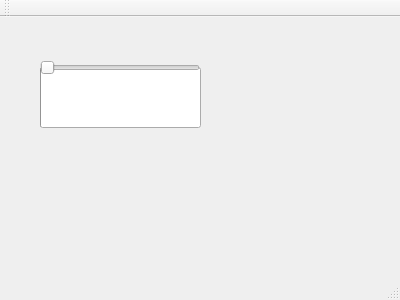
Qt form mainwindow.ui (connorvhennen/GradeCalculator) before a commit.
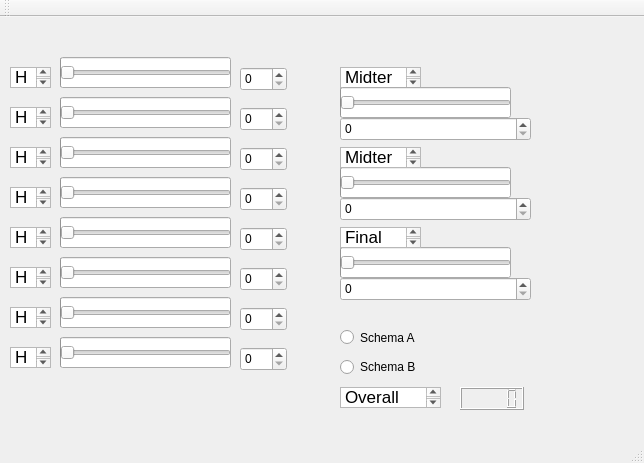
The same form after that commit.

The edit to the form file:
```diff
--- a/mainwindow.ui
+++ b/mainwindow.ui
@@ -6,23 +6,32 @@
    <rect>
     <x>0</x>
     <y>0</y>
-    <width>400</width>
-    <height>300</height>
+    <width>644</width>
+    <height>463</height>
    </rect>
   </property>
   <property name="windowTitle">
    <string>MainWindow</string>
   </property>
+  <property name="autoFillBackground">
+   <bool>true</bool>
+  </property>
   <widget class="QWidget" name="centralWidget">
    <widget class="QProgressBar" name="progressBar">
     <property name="geometry">
      <rect>
-      <x>40</x>
-      <y>50</y>
-      <width>161</width>
-      <height>61</height>
+      <x>60</x>
+      <y>40</y>
+      <width>171</width>
+      <height>31</height>
      </rect>
     </property>
+    <property name="maximumSize">
+     <size>
+      <width>171</width>
+      <height>16777215</height>
+     </size>
+    </property>
     <property name="font">
      <font>
       <family>Apple Braille</family>
@@ -52,16 +61,1082 @@
    <widget class="QSlider" name="horizontalSlider">
     <property name="geometry">
      <rect>
-      <x>40</x>
+      <x>60</x>
       <y>40</y>
-      <width>160</width>
-      <height>22</height>
+      <width>171</width>
+      <height>31</height>
      </rect>
     </property>
+    <property name="autoFillBackground">
+     <bool>false</bool>
+    </property>
+    <property name="maximum">
+     <number>100</number>
+    </property>
     <property name="orientation">
      <enum>Qt::Horizontal</enum>
     </property>
    </widget>
+   <widget class="QTextBrowser" name="hw1TextBox">
+    <property name="geometry">
+     <rect>
+      <x>10</x>
+      <y>50</y>
+      <width>41</width>
+      <height>21</height>
+     </rect>
+    </property>
+    <property name="autoFillBackground">
+     <bool>true</bool>
+    </property>
+    <property name="styleSheet">
+     <string notr="true">
+
+hw1TextBox -&gt; QTextEdit { selection-background-color: black }</string>
+    </property>
+    <property name="html">
+     <string>&lt;!DOCTYPE HTML PUBLIC &quot;-//W3C//DTD HTML 4.0//EN&quot; &quot;http://www.w3.org/TR/REC-html40/strict.dtd&quot;&gt;
+&lt;html&gt;&lt;head&gt;&lt;meta name=&quot;qrichtext&quot; content=&quot;1&quot; /&gt;&lt;style type=&quot;text/css&quot;&gt;
+p, li { white-space: pre-wrap; }
+&lt;/style&gt;&lt;/head&gt;&lt;body style=&quot; font-family:'.SF NS Text'; font-size:13pt; font-weight:400; font-style:normal;&quot;&gt;
+&lt;p style=&quot; margin-top:0px; margin-bottom:0px; margin-left:0px; margin-right:0px; -qt-block-indent:0; text-indent:0px;&quot;&gt;&lt;span style=&quot; font-family:'Al Bayan';&quot;&gt;Hw 1&lt;/span&gt;&lt;/p&gt;&lt;/body&gt;&lt;/html&gt;</string>
+    </property>
+   </widget>
+   <widget class="QSpinBox" name="spinBox">
+    <property name="geometry">
+     <rect>
+      <x>240</x>
+      <y>50</y>
+      <width>47</width>
+      <height>24</height>
+     </rect>
+    </property>
+    <property name="maximum">
+     <number>100</number>
+    </property>
+   </widget>
+   <widget class="QSlider" name="horizontalSlider_2">
+    <property name="geometry">
+     <rect>
+      <x>60</x>
+      <y>80</y>
+      <width>171</width>
+      <height>31</height>
+     </rect>
+    </property>
+    <property name="autoFillBackground">
+     <bool>false</bool>
+    </property>
+    <property name="maximum">
+     <number>100</number>
+    </property>
+    <property name="orientation">
+     <enum>Qt::Horizontal</enum>
+    </property>
+   </widget>
+   <widget class="QTextBrowser" name="hw2TextBox">
+    <property name="geometry">
+     <rect>
+      <x>10</x>
+      <y>90</y>
+      <width>41</width>
+      <height>21</height>
+     </rect>
+    </property>
+    <property name="autoFillBackground">
+     <bool>true</bool>
+    </property>
+    <property name="styleSheet">
+     <string notr="true"/>
+    </property>
+    <property name="html">
+     <string>&lt;!DOCTYPE HTML PUBLIC &quot;-//W3C//DTD HTML 4.0//EN&quot; &quot;http://www.w3.org/TR/REC-html40/strict.dtd&quot;&gt;
+&lt;html&gt;&lt;head&gt;&lt;meta name=&quot;qrichtext&quot; content=&quot;1&quot; /&gt;&lt;style type=&quot;text/css&quot;&gt;
+p, li { white-space: pre-wrap; }
+&lt;/style&gt;&lt;/head&gt;&lt;body style=&quot; font-family:'.SF NS Text'; font-size:13pt; font-weight:400; font-style:normal;&quot;&gt;
+&lt;p style=&quot; margin-top:0px; margin-bottom:0px; margin-left:0px; margin-right:0px; -qt-block-indent:0; text-indent:0px;&quot;&gt;&lt;span style=&quot; font-family:'Al Bayan';&quot;&gt;Hw 2&lt;/span&gt;&lt;/p&gt;&lt;/body&gt;&lt;/html&gt;</string>
+    </property>
+   </widget>
+   <widget class="QProgressBar" name="progressBar_2">
+    <property name="geometry">
+     <rect>
+      <x>60</x>
+      <y>80</y>
+      <width>171</width>
+      <height>31</height>
+     </rect>
+    </property>
+    <property name="maximumSize">
+     <size>
+      <width>171</width>
+      <height>16777215</height>
+     </size>
+    </property>
+    <property name="font">
+     <font>
+      <family>Apple Braille</family>
+      <pointsize>20</pointsize>
+      <kerning>false</kerning>
+     </font>
+    </property>
+    <property name="mouseTracking">
+     <bool>false</bool>
+    </property>
+    <property name="acceptDrops">
+     <bool>false</bool>
+    </property>
+    <property name="whatsThis">
+     <string/>
+    </property>
+    <property name="autoFillBackground">
+     <bool>false</bool>
+    </property>
+    <property name="inputMethodHints">
+     <set>Qt::ImhNone</set>
+    </property>
+    <property name="textVisible">
+     <bool>true</bool>
+    </property>
+   </widget>
+   <widget class="QSpinBox" name="spinBox_2">
+    <property name="geometry">
+     <rect>
+      <x>240</x>
+      <y>90</y>
+      <width>47</width>
+      <height>24</height>
+     </rect>
+    </property>
+    <property name="maximum">
+     <number>100</number>
+    </property>
+   </widget>
+   <widget class="QSlider" name="horizontalSlider_3">
+    <property name="geometry">
+     <rect>
+      <x>60</x>
+      <y>120</y>
+      <width>171</width>
+      <height>31</height>
+     </rect>
+    </property>
+    <property name="autoFillBackground">
+     <bool>false</bool>
+    </property>
+    <property name="maximum">
+     <number>100</number>
+    </property>
+    <property name="orientation">
+     <enum>Qt::Horizontal</enum>
+    </property>
+   </widget>
+   <widget class="QTextBrowser" name="hw3TextBox">
+    <property name="geometry">
+     <rect>
+      <x>10</x>
+      <y>130</y>
+      <width>41</width>
+      <height>21</height>
+     </rect>
+    </property>
+    <property name="html">
+     <string>&lt;!DOCTYPE HTML PUBLIC &quot;-//W3C//DTD HTML 4.0//EN&quot; &quot;http://www.w3.org/TR/REC-html40/strict.dtd&quot;&gt;
+&lt;html&gt;&lt;head&gt;&lt;meta name=&quot;qrichtext&quot; content=&quot;1&quot; /&gt;&lt;style type=&quot;text/css&quot;&gt;
+p, li { white-space: pre-wrap; }
+&lt;/style&gt;&lt;/head&gt;&lt;body style=&quot; font-family:'Al Bayan'; font-size:13pt; font-weight:400; font-style:normal;&quot;&gt;
+&lt;p style=&quot; margin-top:0px; margin-bottom:0px; margin-left:0px; margin-right:0px; -qt-block-indent:0; text-indent:0px;&quot;&gt;Hw 3&lt;/p&gt;&lt;/body&gt;&lt;/html&gt;</string>
+    </property>
+   </widget>
+   <widget class="QProgressBar" name="progressBar_3">
+    <property name="geometry">
+     <rect>
+      <x>60</x>
+      <y>120</y>
+      <width>171</width>
+      <height>31</height>
+     </rect>
+    </property>
+    <property name="maximumSize">
+     <size>
+      <width>171</width>
+      <height>16777215</height>
+     </size>
+    </property>
+    <property name="font">
+     <font>
+      <family>Apple Braille</family>
+      <pointsize>20</pointsize>
+      <kerning>false</kerning>
+     </font>
+    </property>
+    <property name="mouseTracking">
+     <bool>false</bool>
+    </property>
+    <property name="acceptDrops">
+     <bool>false</bool>
+    </property>
+    <property name="whatsThis">
+     <string/>
+    </property>
+    <property name="autoFillBackground">
+     <bool>false</bool>
+    </property>
+    <property name="inputMethodHints">
+     <set>Qt::ImhNone</set>
+    </property>
+    <property name="textVisible">
+     <bool>true</bool>
+    </property>
+   </widget>
+   <widget class="QSpinBox" name="spinBox_3">
+    <property name="geometry">
+     <rect>
+      <x>240</x>
+      <y>130</y>
+      <width>47</width>
+      <height>24</height>
+     </rect>
+    </property>
+    <property name="maximum">
+     <number>100</number>
+    </property>
+   </widget>
+   <widget class="QSlider" name="horizontalSlider_4">
+    <property name="geometry">
+     <rect>
+      <x>60</x>
+      <y>160</y>
+      <width>171</width>
+      <height>31</height>
+     </rect>
+    </property>
+    <property name="autoFillBackground">
+     <bool>false</bool>
+    </property>
+    <property name="maximum">
+     <number>100</number>
+    </property>
+    <property name="orientation">
+     <enum>Qt::Horizontal</enum>
+    </property>
+   </widget>
+   <widget class="QTextBrowser" name="hw4TextBox">
+    <property name="geometry">
+     <rect>
+      <x>10</x>
+      <y>170</y>
+      <width>41</width>
+      <height>21</height>
+     </rect>
+    </property>
+    <property name="html">
+     <string>&lt;!DOCTYPE HTML PUBLIC &quot;-//W3C//DTD HTML 4.0//EN&quot; &quot;http://www.w3.org/TR/REC-html40/strict.dtd&quot;&gt;
+&lt;html&gt;&lt;head&gt;&lt;meta name=&quot;qrichtext&quot; content=&quot;1&quot; /&gt;&lt;style type=&quot;text/css&quot;&gt;
+p, li { white-space: pre-wrap; }
+&lt;/style&gt;&lt;/head&gt;&lt;body style=&quot; font-family:'Al Bayan'; font-size:13pt; font-weight:400; font-style:normal;&quot;&gt;
+&lt;p style=&quot; margin-top:0px; margin-bottom:0px; margin-left:0px; margin-right:0px; -qt-block-indent:0; text-indent:0px;&quot;&gt;Hw 4&lt;/p&gt;&lt;/body&gt;&lt;/html&gt;</string>
+    </property>
+   </widget>
+   <widget class="QProgressBar" name="progressBar_4">
+    <property name="geometry">
+     <rect>
+      <x>60</x>
+      <y>160</y>
+      <width>171</width>
+      <height>31</height>
+     </rect>
+    </property>
+    <property name="maximumSize">
+     <size>
+      <width>171</width>
+      <height>16777215</height>
+     </size>
+    </property>
+    <property name="font">
+     <font>
+      <family>Apple Braille</family>
+      <pointsize>20</pointsize>
+      <kerning>false</kerning>
+     </font>
+    </property>
+    <property name="mouseTracking">
+     <bool>false</bool>
+    </property>
+    <property name="acceptDrops">
+     <bool>false</bool>
+    </property>
+    <property name="whatsThis">
+     <string/>
+    </property>
+    <property name="autoFillBackground">
+     <bool>false</bool>
+    </property>
+    <property name="inputMethodHints">
+     <set>Qt::ImhNone</set>
+    </property>
+    <property name="textVisible">
+     <bool>true</bool>
+    </property>
+   </widget>
+   <widget class="QSpinBox" name="spinBox_4">
+    <property name="geometry">
+     <rect>
+      <x>240</x>
+      <y>170</y>
+      <width>47</width>
+      <height>24</height>
+     </rect>
+    </property>
+    <property name="maximum">
+     <number>100</number>
+    </property>
+   </widget>
+   <widget class="QSlider" name="horizontalSlider_5">
+    <property name="geometry">
+     <rect>
+      <x>60</x>
+      <y>200</y>
+      <width>171</width>
+      <height>31</height>
+     </rect>
+    </property>
+    <property name="autoFillBackground">
+     <bool>false</bool>
+    </property>
+    <property name="maximum">
+     <number>100</number>
+    </property>
+    <property name="orientation">
+     <enum>Qt::Horizontal</enum>
+    </property>
+   </widget>
+   <widget class="QTextBrowser" name="hw5TextBox">
+    <property name="geometry">
+     <rect>
+      <x>10</x>
+      <y>210</y>
+      <width>41</width>
+      <height>21</height>
+     </rect>
+    </property>
+    <property name="html">
+     <string>&lt;!DOCTYPE HTML PUBLIC &quot;-//W3C//DTD HTML 4.0//EN&quot; &quot;http://www.w3.org/TR/REC-html40/strict.dtd&quot;&gt;
+&lt;html&gt;&lt;head&gt;&lt;meta name=&quot;qrichtext&quot; content=&quot;1&quot; /&gt;&lt;style type=&quot;text/css&quot;&gt;
+p, li { white-space: pre-wrap; }
+&lt;/style&gt;&lt;/head&gt;&lt;body style=&quot; font-family:'Al Bayan'; font-size:13pt; font-weight:400; font-style:normal;&quot;&gt;
+&lt;p style=&quot; margin-top:0px; margin-bottom:0px; margin-left:0px; margin-right:0px; -qt-block-indent:0; text-indent:0px;&quot;&gt;Hw 5&lt;/p&gt;&lt;/body&gt;&lt;/html&gt;</string>
+    </property>
+   </widget>
+   <widget class="QProgressBar" name="progressBar_5">
+    <property name="geometry">
+     <rect>
+      <x>60</x>
+      <y>200</y>
+      <width>171</width>
+      <height>31</height>
+     </rect>
+    </property>
+    <property name="maximumSize">
+     <size>
+      <width>171</width>
+      <height>16777215</height>
+     </size>
+    </property>
+    <property name="font">
+     <font>
+      <family>Apple Braille</family>
+      <pointsize>20</pointsize>
+      <kerning>false</kerning>
+     </font>
+    </property>
+    <property name="mouseTracking">
+     <bool>false</bool>
+    </property>
+    <property name="acceptDrops">
+     <bool>false</bool>
+    </property>
+    <property name="whatsThis">
+     <string/>
+    </property>
+    <property name="autoFillBackground">
+     <bool>false</bool>
+    </property>
+    <property name="inputMethodHints">
+     <set>Qt::ImhNone</set>
+    </property>
+    <property name="textVisible">
+     <bool>true</bool>
+    </property>
+   </widget>
+   <widget class="QSpinBox" name="spinBox_5">
+    <property name="geometry">
+     <rect>
+      <x>240</x>
+      <y>210</y>
+      <width>47</width>
+      <height>24</height>
+     </rect>
+    </property>
+    <property name="maximum">
+     <number>100</number>
+    </property>
+   </widget>
+   <widget class="QSlider" name="horizontalSlider_6">
+    <property name="geometry">
+     <rect>
+      <x>60</x>
+      <y>240</y>
+      <width>171</width>
+      <height>31</height>
+     </rect>
+    </property>
+    <property name="autoFillBackground">
+     <bool>false</bool>
+    </property>
+    <property name="maximum">
+     <number>100</number>
+    </property>
+    <property name="orientation">
+     <enum>Qt::Horizontal</enum>
+    </property>
+   </widget>
+   <widget class="QTextBrowser" name="hw6TextBox">
+    <property name="geometry">
+     <rect>
+      <x>10</x>
+      <y>250</y>
+      <width>41</width>
+      <height>21</height>
+     </rect>
+    </property>
+    <property name="html">
+     <string>&lt;!DOCTYPE HTML PUBLIC &quot;-//W3C//DTD HTML 4.0//EN&quot; &quot;http://www.w3.org/TR/REC-html40/strict.dtd&quot;&gt;
+&lt;html&gt;&lt;head&gt;&lt;meta name=&quot;qrichtext&quot; content=&quot;1&quot; /&gt;&lt;style type=&quot;text/css&quot;&gt;
+p, li { white-space: pre-wrap; }
+&lt;/style&gt;&lt;/head&gt;&lt;body style=&quot; font-family:'Al Bayan'; font-size:13pt; font-weight:400; font-style:normal;&quot;&gt;
+&lt;p style=&quot; margin-top:0px; margin-bottom:0px; margin-left:0px; margin-right:0px; -qt-block-indent:0; text-indent:0px;&quot;&gt;Hw 6&lt;/p&gt;&lt;/body&gt;&lt;/html&gt;</string>
+    </property>
+   </widget>
+   <widget class="QProgressBar" name="progressBar_6">
+    <property name="geometry">
+     <rect>
+      <x>60</x>
+      <y>240</y>
+      <width>171</width>
+      <height>31</height>
+     </rect>
+    </property>
+    <property name="maximumSize">
+     <size>
+      <width>171</width>
+      <height>16777215</height>
+     </size>
+    </property>
+    <property name="font">
+     <font>
+      <family>Apple Braille</family>
+      <pointsize>20</pointsize>
+      <kerning>false</kerning>
+     </font>
+    </property>
+    <property name="mouseTracking">
+     <bool>false</bool>
+    </property>
+    <property name="acceptDrops">
+     <bool>false</bool>
+    </property>
+    <property name="whatsThis">
+     <string/>
+    </property>
+    <property name="autoFillBackground">
+     <bool>false</bool>
+    </property>
+    <property name="inputMethodHints">
+     <set>Qt::ImhNone</set>
+    </property>
+    <property name="textVisible">
+     <bool>true</bool>
+    </property>
+   </widget>
+   <widget class="QSpinBox" name="spinBox_6">
+    <property name="geometry">
+     <rect>
+      <x>240</x>
+      <y>250</y>
+      <width>47</width>
+      <height>24</height>
+     </rect>
+    </property>
+    <property name="maximum">
+     <number>100</number>
+    </property>
+   </widget>
+   <widget class="QSpinBox" name="spinBox_7">
+    <property name="geometry">
+     <rect>
+      <x>240</x>
+      <y>290</y>
+      <width>47</width>
+      <height>24</height>
+     </rect>
+    </property>
+    <property name="maximum">
+     <number>100</number>
+    </property>
+   </widget>
+   <widget class="QTextBrowser" name="hw7TextBox">
+    <property name="geometry">
+     <rect>
+      <x>10</x>
+      <y>290</y>
+      <width>41</width>
+      <height>21</height>
+     </rect>
+    </property>
+    <property name="html">
+     <string>&lt;!DOCTYPE HTML PUBLIC &quot;-//W3C//DTD HTML 4.0//EN&quot; &quot;http://www.w3.org/TR/REC-html40/strict.dtd&quot;&gt;
+&lt;html&gt;&lt;head&gt;&lt;meta name=&quot;qrichtext&quot; content=&quot;1&quot; /&gt;&lt;style type=&quot;text/css&quot;&gt;
+p, li { white-space: pre-wrap; }
+&lt;/style&gt;&lt;/head&gt;&lt;body style=&quot; font-family:'Al Bayan'; font-size:13pt; font-weight:400; font-style:normal;&quot;&gt;
+&lt;p style=&quot; margin-top:0px; margin-bottom:0px; margin-left:0px; margin-right:0px; -qt-block-indent:0; text-indent:0px;&quot;&gt;Hw 7&lt;/p&gt;&lt;/body&gt;&lt;/html&gt;</string>
+    </property>
+   </widget>
+   <widget class="QSlider" name="horizontalSlider_7">
+    <property name="geometry">
+     <rect>
+      <x>60</x>
+      <y>280</y>
+      <width>171</width>
+      <height>31</height>
+     </rect>
+    </property>
+    <property name="autoFillBackground">
+     <bool>false</bool>
+    </property>
+    <property name="maximum">
+     <number>100</number>
+    </property>
+    <property name="orientation">
+     <enum>Qt::Horizontal</enum>
+    </property>
+   </widget>
+   <widget class="QProgressBar" name="progressBar_7">
+    <property name="geometry">
+     <rect>
+      <x>60</x>
+      <y>280</y>
+      <width>171</width>
+      <height>31</height>
+     </rect>
+    </property>
+    <property name="maximumSize">
+     <size>
+      <width>171</width>
+      <height>16777215</height>
+     </size>
+    </property>
+    <property name="font">
+     <font>
+      <family>Apple Braille</family>
+      <pointsize>20</pointsize>
+      <kerning>false</kerning>
+     </font>
+    </property>
+    <property name="mouseTracking">
+     <bool>false</bool>
+    </property>
+    <property name="acceptDrops">
+     <bool>false</bool>
+    </property>
+    <property name="whatsThis">
+     <string/>
+    </property>
+    <property name="autoFillBackground">
+     <bool>false</bool>
+    </property>
+    <property name="inputMethodHints">
+     <set>Qt::ImhNone</set>
+    </property>
+    <property name="textVisible">
+     <bool>true</bool>
+    </property>
+   </widget>
+   <widget class="QSpinBox" name="spinBox_8">
+    <property name="geometry">
+     <rect>
+      <x>240</x>
+      <y>330</y>
+      <width>47</width>
+      <height>24</height>
+     </rect>
+    </property>
+    <property name="maximum">
+     <number>100</number>
+    </property>
+   </widget>
+   <widget class="QTextBrowser" name="hw8TextBox">
+    <property name="geometry">
+     <rect>
+      <x>10</x>
+      <y>330</y>
+      <width>41</width>
+      <height>21</height>
+     </rect>
+    </property>
+    <property name="html">
+     <string>&lt;!DOCTYPE HTML PUBLIC &quot;-//W3C//DTD HTML 4.0//EN&quot; &quot;http://www.w3.org/TR/REC-html40/strict.dtd&quot;&gt;
+&lt;html&gt;&lt;head&gt;&lt;meta name=&quot;qrichtext&quot; content=&quot;1&quot; /&gt;&lt;style type=&quot;text/css&quot;&gt;
+p, li { white-space: pre-wrap; }
+&lt;/style&gt;&lt;/head&gt;&lt;body style=&quot; font-family:'Al Bayan'; font-size:13pt; font-weight:400; font-style:normal;&quot;&gt;
+&lt;p style=&quot; margin-top:0px; margin-bottom:0px; margin-left:0px; margin-right:0px; -qt-block-indent:0; text-indent:0px;&quot;&gt;Hw 8&lt;/p&gt;&lt;/body&gt;&lt;/html&gt;</string>
+    </property>
+   </widget>
+   <widget class="QSlider" name="horizontalSlider_8">
+    <property name="geometry">
+     <rect>
+      <x>60</x>
+      <y>320</y>
+      <width>171</width>
+      <height>31</height>
+     </rect>
+    </property>
+    <property name="autoFillBackground">
+     <bool>false</bool>
+    </property>
+    <property name="maximum">
+     <number>100</number>
+    </property>
+    <property name="orientation">
+     <enum>Qt::Horizontal</enum>
+    </property>
+   </widget>
+   <widget class="QProgressBar" name="progressBar_8">
+    <property name="geometry">
+     <rect>
+      <x>60</x>
+      <y>320</y>
+      <width>171</width>
+      <height>31</height>
+     </rect>
+    </property>
+    <property name="maximumSize">
+     <size>
+      <width>171</width>
+      <height>16777215</height>
+     </size>
+    </property>
+    <property name="font">
+     <font>
+      <family>Apple Braille</family>
+      <pointsize>20</pointsize>
+      <kerning>false</kerning>
+     </font>
+    </property>
+    <property name="mouseTracking">
+     <bool>false</bool>
+    </property>
+    <property name="acceptDrops">
+     <bool>false</bool>
+    </property>
+    <property name="whatsThis">
+     <string/>
+    </property>
+    <property name="autoFillBackground">
+     <bool>false</bool>
+    </property>
+    <property name="inputMethodHints">
+     <set>Qt::ImhNone</set>
+    </property>
+    <property name="textVisible">
+     <bool>true</bool>
+    </property>
+   </widget>
+   <widget class="QTextBrowser" name="midterm1TextBox">
+    <property name="geometry">
+     <rect>
+      <x>340</x>
+      <y>50</y>
+      <width>81</width>
+      <height>21</height>
+     </rect>
+    </property>
+    <property name="html">
+     <string>&lt;!DOCTYPE HTML PUBLIC &quot;-//W3C//DTD HTML 4.0//EN&quot; &quot;http://www.w3.org/TR/REC-html40/strict.dtd&quot;&gt;
+&lt;html&gt;&lt;head&gt;&lt;meta name=&quot;qrichtext&quot; content=&quot;1&quot; /&gt;&lt;style type=&quot;text/css&quot;&gt;
+p, li { white-space: pre-wrap; }
+&lt;/style&gt;&lt;/head&gt;&lt;body style=&quot; font-family:'Al Bayan'; font-size:13pt; font-weight:400; font-style:normal;&quot;&gt;
+&lt;p style=&quot; margin-top:0px; margin-bottom:0px; margin-left:0px; margin-right:0px; -qt-block-indent:0; text-indent:0px;&quot;&gt;Midterm 1&lt;/p&gt;&lt;/body&gt;&lt;/html&gt;</string>
+    </property>
+   </widget>
+   <widget class="QSlider" name="horizontalSlider_9">
+    <property name="geometry">
+     <rect>
+      <x>340</x>
+      <y>70</y>
+      <width>171</width>
+      <height>31</height>
+     </rect>
+    </property>
+    <property name="autoFillBackground">
+     <bool>false</bool>
+    </property>
+    <property name="maximum">
+     <number>100</number>
+    </property>
+    <property name="orientation">
+     <enum>Qt::Horizontal</enum>
+    </property>
+   </widget>
+   <widget class="QProgressBar" name="progressBar_9">
+    <property name="geometry">
+     <rect>
+      <x>340</x>
+      <y>70</y>
+      <width>171</width>
+      <height>31</height>
+     </rect>
+    </property>
+    <property name="maximumSize">
+     <size>
+      <width>171</width>
+      <height>16777215</height>
+     </size>
+    </property>
+    <property name="font">
+     <font>
+      <family>Apple Braille</family>
+      <pointsize>20</pointsize>
+      <kerning>false</kerning>
+     </font>
+    </property>
+    <property name="mouseTracking">
+     <bool>false</bool>
+    </property>
+    <property name="acceptDrops">
+     <bool>false</bool>
+    </property>
+    <property name="whatsThis">
+     <string/>
+    </property>
+    <property name="autoFillBackground">
+     <bool>false</bool>
+    </property>
+    <property name="inputMethodHints">
+     <set>Qt::ImhNone</set>
+    </property>
+    <property name="textVisible">
+     <bool>true</bool>
+    </property>
+   </widget>
+   <widget class="QSpinBox" name="spinBox_9">
+    <property name="geometry">
+     <rect>
+      <x>340</x>
+      <y>100</y>
+      <width>191</width>
+      <height>24</height>
+     </rect>
+    </property>
+    <property name="maximum">
+     <number>100</number>
+    </property>
+   </widget>
+   <widget class="QProgressBar" name="progressBar_10">
+    <property name="geometry">
+     <rect>
+      <x>340</x>
+      <y>150</y>
+      <width>171</width>
+      <height>31</height>
+     </rect>
+    </property>
+    <property name="maximumSize">
+     <size>
+      <width>171</width>
+      <height>16777215</height>
+     </size>
+    </property>
+    <property name="font">
+     <font>
+      <family>Apple Braille</family>
+      <pointsize>20</pointsize>
+      <kerning>false</kerning>
+     </font>
+    </property>
+    <property name="mouseTracking">
+     <bool>false</bool>
+    </property>
+    <property name="acceptDrops">
+     <bool>false</bool>
+    </property>
+    <property name="whatsThis">
+     <string/>
+    </property>
+    <property name="autoFillBackground">
+     <bool>false</bool>
+    </property>
+    <property name="inputMethodHints">
+     <set>Qt::ImhNone</set>
+    </property>
+    <property name="textVisible">
+     <bool>true</bool>
+    </property>
+   </widget>
+   <widget class="QSlider" name="horizontalSlider_10">
+    <property name="geometry">
+     <rect>
+      <x>340</x>
+      <y>150</y>
+      <width>171</width>
+      <height>31</height>
+     </rect>
+    </property>
+    <property name="autoFillBackground">
+     <bool>false</bool>
+    </property>
+    <property name="maximum">
+     <number>100</number>
+    </property>
+    <property name="orientation">
+     <enum>Qt::Horizontal</enum>
+    </property>
+   </widget>
+   <widget class="QTextBrowser" name="midterm2TextBox">
+    <property name="geometry">
+     <rect>
+      <x>340</x>
+      <y>130</y>
+      <width>81</width>
+      <height>21</height>
+     </rect>
+    </property>
+    <property name="html">
+     <string>&lt;!DOCTYPE HTML PUBLIC &quot;-//W3C//DTD HTML 4.0//EN&quot; &quot;http://www.w3.org/TR/REC-html40/strict.dtd&quot;&gt;
+&lt;html&gt;&lt;head&gt;&lt;meta name=&quot;qrichtext&quot; content=&quot;1&quot; /&gt;&lt;style type=&quot;text/css&quot;&gt;
+p, li { white-space: pre-wrap; }
+&lt;/style&gt;&lt;/head&gt;&lt;body style=&quot; font-family:'Al Bayan'; font-size:13pt; font-weight:400; font-style:normal;&quot;&gt;
+&lt;p style=&quot; margin-top:0px; margin-bottom:0px; margin-left:0px; margin-right:0px; -qt-block-indent:0; text-indent:0px;&quot;&gt;Midterm 2&lt;/p&gt;&lt;/body&gt;&lt;/html&gt;</string>
+    </property>
+   </widget>
+   <widget class="QSpinBox" name="spinBox_10">
+    <property name="geometry">
+     <rect>
+      <x>340</x>
+      <y>180</y>
+      <width>191</width>
+      <height>24</height>
+     </rect>
+    </property>
+    <property name="maximum">
+     <number>100</number>
+    </property>
+   </widget>
+   <widget class="QProgressBar" name="progressBar_11">
+    <property name="geometry">
+     <rect>
+      <x>340</x>
+      <y>230</y>
+      <width>171</width>
+      <height>31</height>
+     </rect>
+    </property>
+    <property name="maximumSize">
+     <size>
+      <width>171</width>
+      <height>16777215</height>
+     </size>
+    </property>
+    <property name="font">
+     <font>
+      <family>Apple Braille</family>
+      <pointsize>20</pointsize>
+      <kerning>false</kerning>
+     </font>
+    </property>
+    <property name="mouseTracking">
+     <bool>false</bool>
+    </property>
+    <property name="acceptDrops">
+     <bool>false</bool>
+    </property>
+    <property name="whatsThis">
+     <string/>
+    </property>
+    <property name="autoFillBackground">
+     <bool>false</bool>
+    </property>
+    <property name="inputMethodHints">
+     <set>Qt::ImhNone</set>
+    </property>
+    <property name="textVisible">
+     <bool>true</bool>
+    </property>
+   </widget>
+   <widget class="QSlider" name="horizontalSlider_11">
+    <property name="geometry">
+     <rect>
+      <x>340</x>
+      <y>230</y>
+      <width>171</width>
+      <height>31</height>
+     </rect>
+    </property>
+    <property name="autoFillBackground">
+     <bool>false</bool>
+    </property>
+    <property name="maximum">
+     <number>100</number>
+    </property>
+    <property name="orientation">
+     <enum>Qt::Horizontal</enum>
+    </property>
+   </widget>
+   <widget class="QTextBrowser" name="finalExamTextBox">
+    <property name="geometry">
+     <rect>
+      <x>340</x>
+      <y>210</y>
+      <width>81</width>
+      <height>21</height>
+     </rect>
+    </property>
+    <property name="html">
+     <string>&lt;!DOCTYPE HTML PUBLIC &quot;-//W3C//DTD HTML 4.0//EN&quot; &quot;http://www.w3.org/TR/REC-html40/strict.dtd&quot;&gt;
+&lt;html&gt;&lt;head&gt;&lt;meta name=&quot;qrichtext&quot; content=&quot;1&quot; /&gt;&lt;style type=&quot;text/css&quot;&gt;
+p, li { white-space: pre-wrap; }
+&lt;/style&gt;&lt;/head&gt;&lt;body style=&quot; font-family:'Al Bayan'; font-size:13pt; font-weight:400; font-style:normal;&quot;&gt;
+&lt;p style=&quot; margin-top:0px; margin-bottom:0px; margin-left:0px; margin-right:0px; -qt-block-indent:0; text-indent:0px;&quot;&gt;Final Exam&lt;/p&gt;&lt;/body&gt;&lt;/html&gt;</string>
+    </property>
+   </widget>
+   <widget class="QSpinBox" name="spinBox_11">
+    <property name="geometry">
+     <rect>
+      <x>340</x>
+      <y>260</y>
+      <width>191</width>
+      <height>24</height>
+     </rect>
+    </property>
+    <property name="maximum">
+     <number>100</number>
+    </property>
+   </widget>
+   <widget class="QRadioButton" name="radioButton">
+    <property name="geometry">
+     <rect>
+      <x>340</x>
+      <y>310</y>
+      <width>131</width>
+      <height>21</height>
+     </rect>
+    </property>
+    <property name="inputMethodHints">
+     <set>Qt::ImhNone</set>
+    </property>
+    <property name="text">
+     <string>Schema A</string>
+    </property>
+    <property name="checked">
+     <bool>false</bool>
+    </property>
+    <property name="autoRepeat">
+     <bool>false</bool>
+    </property>
+    <property name="autoExclusive">
+     <bool>false</bool>
+    </property>
+   </widget>
+   <widget class="QRadioButton" name="radioButton_2">
+    <property name="geometry">
+     <rect>
+      <x>340</x>
+      <y>340</y>
+      <width>100</width>
+      <height>20</height>
+     </rect>
+    </property>
+    <property name="text">
+     <string>Schema B</string>
+    </property>
+   </widget>
+   <widget class="QTextBrowser" name="overallScoreTextBox">
+    <property name="geometry">
+     <rect>
+      <x>340</x>
+      <y>370</y>
+      <width>101</width>
+      <height>21</height>
+     </rect>
+    </property>
+    <property name="autoFillBackground">
+     <bool>true</bool>
+    </property>
+    <property name="html">
+     <string>&lt;!DOCTYPE HTML PUBLIC &quot;-//W3C//DTD HTML 4.0//EN&quot; &quot;http://www.w3.org/TR/REC-html40/strict.dtd&quot;&gt;
+&lt;html&gt;&lt;head&gt;&lt;meta name=&quot;qrichtext&quot; content=&quot;1&quot; /&gt;&lt;style type=&quot;text/css&quot;&gt;
+p, li { white-space: pre-wrap; }
+&lt;/style&gt;&lt;/head&gt;&lt;body style=&quot; font-family:'Al Bayan'; font-size:13pt; font-weight:400; font-style:normal;&quot;&gt;
+&lt;p style=&quot; margin-top:0px; margin-bottom:0px; margin-left:0px; margin-right:0px; -qt-block-indent:0; text-indent:0px;&quot;&gt;Overall Score:&lt;/p&gt;&lt;/body&gt;&lt;/html&gt;</string>
+    </property>
+   </widget>
+   <widget class="QLCDNumber" name="lcdNumber">
+    <property name="geometry">
+     <rect>
+      <x>460</x>
+      <y>370</y>
+      <width>64</width>
+      <height>23</height>
+     </rect>
+    </property>
+   </widget>
+   <zorder>progressBar</zorder>
+   <zorder>hw1TextBox</zorder>
+   <zorder>spinBox</zorder>
+   <zorder>hw2TextBox</zorder>
+   <zorder>spinBox_2</zorder>
+   <zorder>hw3TextBox</zorder>
+   <zorder>progressBar_3</zorder>
+   <zorder>spinBox_3</zorder>
+   <zorder>hw4TextBox</zorder>
+   <zorder>progressBar_4</zorder>
+   <zorder>spinBox_4</zorder>
+   <zorder>hw5TextBox</zorder>
+   <zorder>progressBar_5</zorder>
+   <zorder>spinBox_5</zorder>
+   <zorder>hw6TextBox</zorder>
+   <zorder>progressBar_6</zorder>
+   <zorder>spinBox_6</zorder>
+   <zorder>spinBox_7</zorder>
+   <zorder>hw7TextBox</zorder>
+   <zorder>progressBar_7</zorder>
+   <zorder>spinBox_8</zorder>
+   <zorder>hw8TextBox</zorder>
+   <zorder>progressBar_8</zorder>
+   <zorder>progressBar_2</zorder>
+   <zorder>horizontalSlider_2</zorder>
+   <zorder>horizontalSlider_3</zorder>
+   <zorder>horizontalSlider_4</zorder>
+   <zorder>horizontalSlider_5</zorder>
+   <zorder>horizontalSlider_6</zorder>
+   <zorder>horizontalSlider_7</zorder>
+   <zorder>horizontalSlider_8</zorder>
+   <zorder>horizontalSlider</zorder>
+   <zorder>midterm1TextBox</zorder>
+   <zorder>progressBar_9</zorder>
+   <zorder>spinBox_9</zorder>
+   <zorder>progressBar_10</zorder>
+   <zorder>horizontalSlider_10</zorder>
+   <zorder>midterm2TextBox</zorder>
+   <zorder>spinBox_10</zorder>
+   <zorder>horizontalSlider_9</zorder>
+   <zorder>progressBar_11</zorder>
+   <zorder>horizontalSlider_11</zorder>
+   <zorder>finalExamTextBox</zorder>
+   <zorder>spinBox_11</zorder>
+   <zorder>radioButton</zorder>
+   <zorder>radioButton_2</zorder>
+   <zorder>overallScoreTextBox</zorder>
+   <zorder>lcdNumber</zorder>
   </widget>
   <widget class="QMenuBar" name="menuBar">
    <property name="geometry">
```
Left out of the diff: 2 changed lines with no effect on the pictures.
